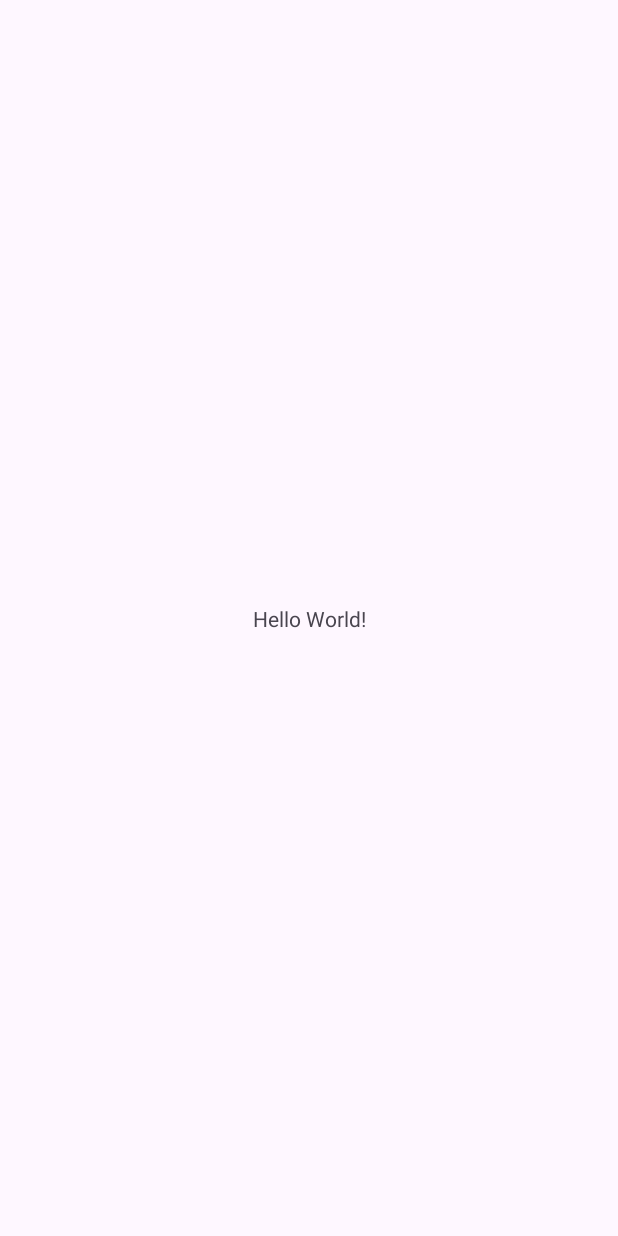
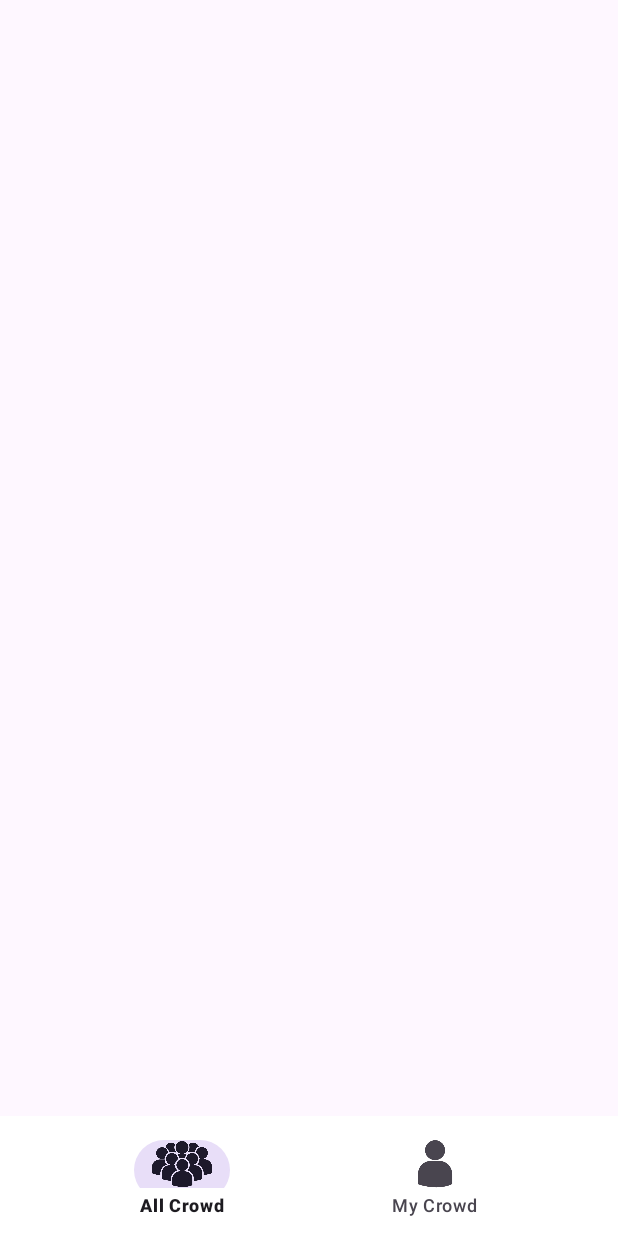
Before and after one commit to Output-Of-The-Diagram/CrowdPP, an Android app: the screen it shows after launch (MainActivity), on a phone screen of 412 x 824 dp. Before the commit the screen is almost empty. Run offline under Robolectric (Android 15) with nearby library versions, the phone set to English and light mode, and no system bars.

Commit message:
add bottom navigation

```diff
--- a/crowdpp/app/build.gradle
+++ b/crowdpp/app/build.gradle
@@ -32,6 +32,9 @@ dependencies {
     implementation 'com.squareup.retrofit2:retrofit:2.9.0'
     implementation 'com.squareup.retrofit2:converter-gson:2.9.0'
 
+    implementation 'androidx.navigation:navigation-fragment:2.3.2'
+    implementation 'androidx.navigation:navigation-ui:2.3.2'
+
     implementation 'androidx.appcompat:appcompat:1.4.1'
     implementation 'com.google.android.material:material:1.5.0'
     implementation 'androidx.constraintlayout:constraintlayout:2.1.3'
--- a/crowdpp/app/src/main/res/layout/activity_main.xml
+++ b/crowdpp/app/src/main/res/layout/activity_main.xml
@@ -1,18 +1,15 @@
 <?xml version="1.0" encoding="utf-8"?>
-<androidx.constraintlayout.widget.ConstraintLayout xmlns:android="http://schemas.android.com/apk/res/android"
+<RelativeLayout xmlns:android="http://schemas.android.com/apk/res/android"
+    android:layout_width="wrap_content"
+    android:layout_height="wrap_content"
     xmlns:app="http://schemas.android.com/apk/res-auto"
-    xmlns:tools="http://schemas.android.com/tools"
-    android:layout_width="match_parent"
-    android:layout_height="match_parent"
-    tools:context=".MainActivity">
-
-    <TextView
-        android:layout_width="wrap_content"
+    xmlns:tools="http://schemas.android.com/tools">
+    <com.google.android.material.bottomnavigation.BottomNavigationView
+        android:id="@+id/mainBottomNavigation"
+        android:layout_width="match_parent"
         android:layout_height="wrap_content"
-        android:text="Hello World!"
-        app:layout_constraintBottom_toBottomOf="parent"
-        app:layout_constraintEnd_toEndOf="parent"
-        app:layout_constraintStart_toStartOf="parent"
-        app:layout_constraintTop_toTopOf="parent" />
-
-</androidx.constraintlayout.widget.ConstraintLayout>
+        android:layout_alignParentBottom="true"
+        app:menu="@menu/resource"
+        android:background="#fff"
+        app:itemIconSize="40dp"/>
+</RelativeLayout>
--- /dev/null
+++ b/crowdpp/app/src/main/res/menu/resource.xml
@@ -0,0 +1,13 @@
+<?xml version="1.0" encoding="utf-8"?>
+<menu xmlns:android="http://schemas.android.com/apk/res/android">
+    <item
+        android:id="@+id/item_allCrowd"
+        android:title="All Crowd"
+        android:enabled="true"
+        android:icon="@drawable/all_crowd"/>
+    <item
+        android:id="@+id/item_myCrowd"
+        android:title="My Crowd"
+        android:enabled="true"
+        android:icon="@drawable/my_crowd"/>
+</menu>
```
Also changed, not shown: crowdpp/app/src/main/res/drawable/all_crowd.png (added), crowdpp/app/src/main/res/drawable/my_crowd.png (added).
